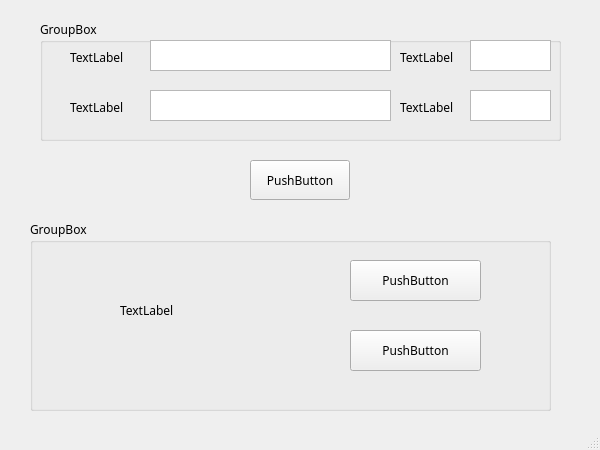
ZoraZora59/ClassOfIOT-CourseDesign, file PythonApplication/MainView.ui: the form before one commit.
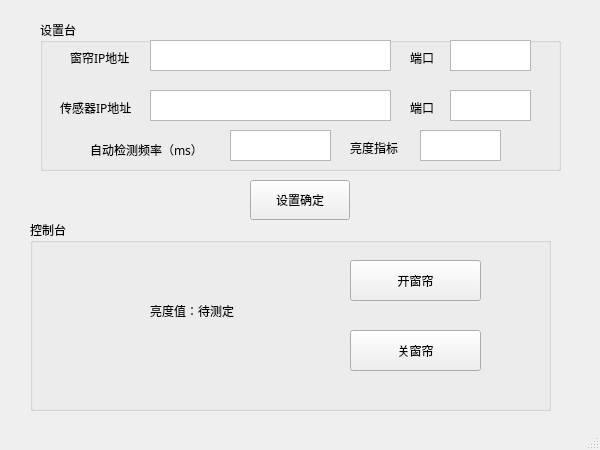
The form after the commit. Icons and pictures are not drawn.

Commit message: 修改界面

What changed in the file:
```diff
--- a/PythonApplication/MainView.ui
+++ b/PythonApplication/MainView.ui
@@ -41,17 +41,20 @@
     <normaloff>F:/FFOutput/未标题-1.ico</normaloff>F:/FFOutput/未标题-1.ico</iconset>
   </property>
   <widget class="QWidget" name="centralwidget">
+   <property name="enabled">
+    <bool>true</bool>
+   </property>
    <widget class="QPushButton" name="ButtonRun">
     <property name="geometry">
      <rect>
       <x>250</x>
-      <y>160</y>
+      <y>180</y>
       <width>100</width>
       <height>40</height>
      </rect>
     </property>
     <property name="text">
-     <string>PushButton</string>
+     <string>设置确定</string>
     </property>
    </widget>
    <widget class="QGroupBox" name="groupBoxInput">
@@ -63,7 +66,7 @@
       <x>40</x>
       <y>20</y>
       <width>521</width>
-      <height>121</height>
+      <height>151</height>
      </rect>
     </property>
     <property name="sizePolicy">
@@ -73,7 +76,7 @@
      </sizepolicy>
     </property>
     <property name="title">
-     <string>GroupBox</string>
+     <string>设置台</string>
     </property>
     <widget class="QLabel" name="lableCurtainIP">
      <property name="geometry">
@@ -85,20 +88,20 @@
       </rect>
      </property>
      <property name="text">
-      <string>TextLabel</string>
+      <string>窗帘IP地址</string>
      </property>
     </widget>
     <widget class="QLabel" name="labelTransIP">
      <property name="geometry">
       <rect>
-       <x>30</x>
+       <x>20</x>
        <y>80</y>
-       <width>72</width>
-       <height>15</height>
+       <width>91</width>
+       <height>16</height>
       </rect>
      </property>
      <property name="text">
-      <string>TextLabel</string>
+      <string>传感器IP地址</string>
      </property>
     </widget>
     <widget class="QTextBrowser" name="textTransIP">
@@ -124,51 +127,112 @@
     <widget class="QLabel" name="labelCurtainPort">
      <property name="geometry">
       <rect>
-       <x>360</x>
+       <x>370</x>
        <y>30</y>
-       <width>72</width>
-       <height>15</height>
+       <width>31</width>
+       <height>16</height>
       </rect>
      </property>
      <property name="text">
-      <string>TextLabel</string>
+      <string>端口</string>
      </property>
     </widget>
     <widget class="QLabel" name="labelTransPort">
      <property name="geometry">
       <rect>
-       <x>360</x>
+       <x>370</x>
        <y>80</y>
-       <width>72</width>
-       <height>15</height>
+       <width>31</width>
+       <height>16</height>
       </rect>
      </property>
      <property name="text">
-      <string>TextLabel</string>
+      <string>端口</string>
      </property>
     </widget>
     <widget class="QTextBrowser" name="textTransPort">
      <property name="geometry">
       <rect>
-       <x>430</x>
+       <x>410</x>
        <y>70</y>
        <width>81</width>
        <height>31</height>
       </rect>
      </property>
+     <property name="readOnly">
+      <bool>false</bool>
+     </property>
     </widget>
     <widget class="QTextBrowser" name="textCurtainPort">
      <property name="geometry">
       <rect>
-       <x>430</x>
+       <x>410</x>
        <y>20</y>
        <width>81</width>
        <height>31</height>
       </rect>
+     </property>
+     <property name="readOnly">
+      <bool>false</bool>
+     </property>
+    </widget>
+    <widget class="QLabel" name="labelFreq">
+     <property name="geometry">
+      <rect>
+       <x>50</x>
+       <y>120</y>
+       <width>141</width>
+       <height>21</height>
+      </rect>
+     </property>
+     <property name="text">
+      <string>&lt;html&gt;&lt;head/&gt;&lt;body&gt;&lt;p&gt;自动检测频率（ms）&lt;/p&gt;&lt;/body&gt;&lt;/html&gt;</string>
+     </property>
+    </widget>
+    <widget class="QTextBrowser" name="textFreq">
+     <property name="geometry">
+      <rect>
+       <x>190</x>
+       <y>110</y>
+       <width>101</width>
+       <height>31</height>
+      </rect>
+     </property>
+     <property name="readOnly">
+      <bool>false</bool>
+     </property>
+    </widget>
+    <widget class="QLabel" name="labelLightCheck">
+     <property name="geometry">
+      <rect>
+       <x>310</x>
+       <y>120</y>
+       <width>61</width>
+       <height>16</height>
+      </rect>
+     </property>
+     <property name="text">
+      <string>亮度指标</string>
+     </property>
+    </widget>
+    <widget class="QTextBrowser" name="textLightCheck">
+     <property name="geometry">
+      <rect>
+       <x>380</x>
+       <y>110</y>
+       <width>81</width>
+       <height>31</height>
+      </rect>
+     </property>
+     <property name="readOnly">
+      <bool>false</bool>
      </property>
     </widget>
    </widget>
    <widget class="QGroupBox" name="groupBoxController">
+    <property name="enabled">
+     <bool>true</bool>
+    </property>
     <property name="geometry">
      <rect>
       <x>30</x>
@@ -178,7 +242,7 @@
      </rect>
     </property>
     <property name="title">
-     <string>GroupBox</string>
+     <string>控制台</string>
     </property>
     <widget class="QPushButton" name="ButtonOn">
      <property name="geometry">
@@ -190,7 +254,7 @@
       </rect>
      </property>
      <property name="text">
-      <string>PushButton</string>
+      <string>开窗帘</string>
      </property>
     </widget>
     <widget class="QPushButton" name="ButtonOff">
@@ -203,20 +267,20 @@
       </rect>
      </property>
      <property name="text">
-      <string>PushButton</string>
+      <string>关窗帘</string>
      </property>
     </widget>
     <widget class="QLabel" name="OutPutText">
      <property name="geometry">
       <rect>
-       <x>90</x>
+       <x>120</x>
        <y>70</y>
-       <width>221</width>
+       <width>151</width>
        <height>41</height>
       </rect>
      </property>
      <property name="text">
-      <string>TextLabel</string>
+      <string>亮度值：待测定</string>
      </property>
     </widget>
    </widget>
```
Left out of the diff: 12 changed lines with no effect on the pictures. The commit also changes 1 other file.
